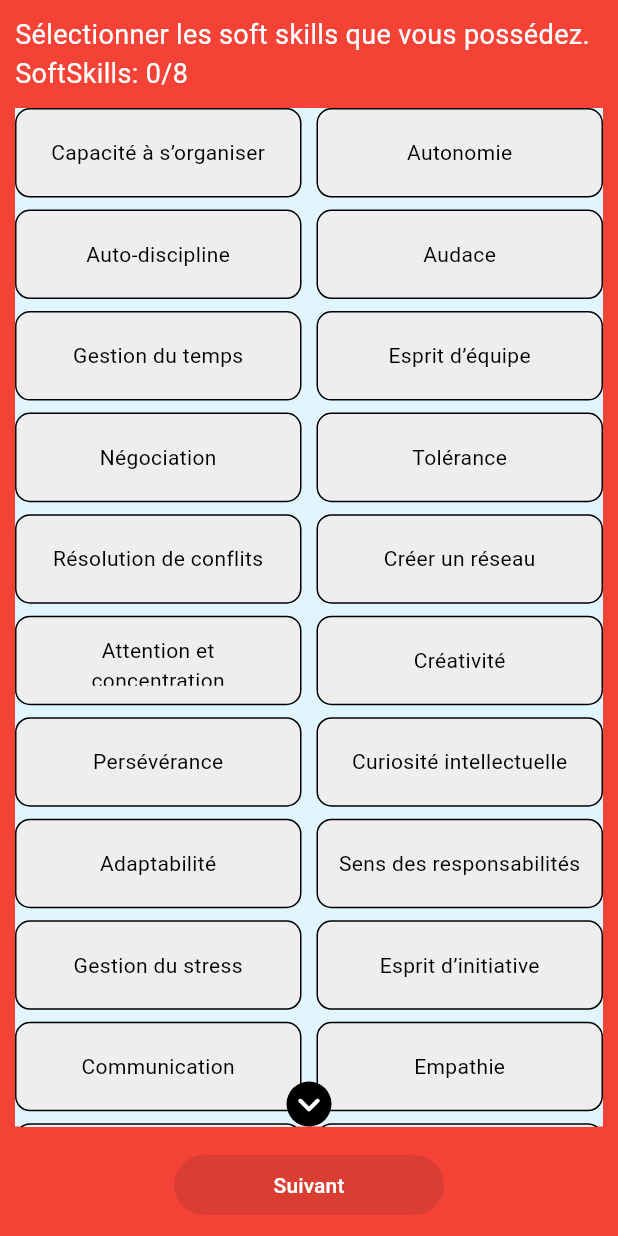
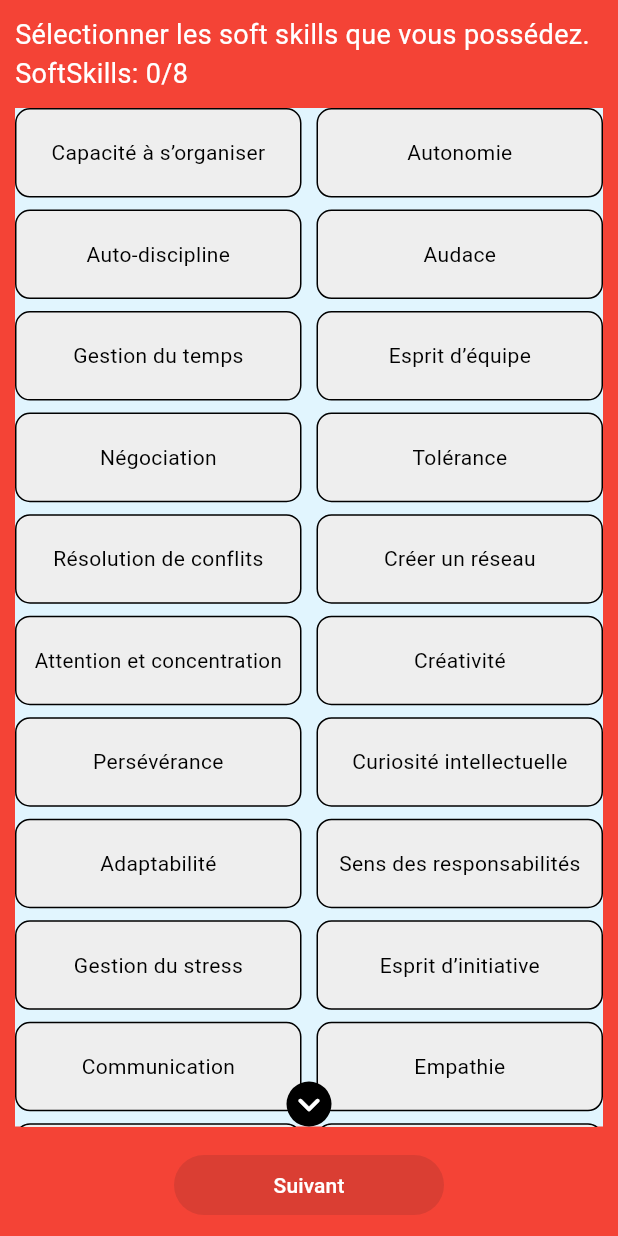
Before and after one commit to algosup/2023-2024-project-5-flutter-team-7, a Flutter app: the SoftSkillsSelectionScreen screen opened directly, on a phone screen of 412 x 824 dp. Run offline on Flutter 3.47's test engine with Material 3 defaults, Android fonts, the phone set to English and light mode, and no system bars; our stand-ins replace geolocator, go_router.

```diff
--- a/src/adopteuncandidat/lib/routes.dart
+++ b/src/adopteuncandidat/lib/routes.dart
@@ -61,6 +61,48 @@ final GoRouter router = GoRouter(
       builder: (BuildContext context, GoRouterState state) {
         return const HobbiesSelectionLayout();
       },
-    )
+    ),
+    GoRoute(
+      name: 'jobSeekerProfile',
+      path: '/jobSeekerProfile',
+      builder: (BuildContext context, GoRouterState state) {
+        return const JobSeekerLayout();
+      },
+    ),
+    // GoRoute(
+    //   name: 'editSoftSkills',
+    //   path: '/editSoftSkills',
+    //   builder: (BuildContext context, GoRouterState state) {
+    //     return const EditSoftSkillsLayout();
+    //   },
+    // ),
+    // GoRoute(
+    //   name: 'editHobbies',
+    //   path: '/editHobbies',
+    //   builder: (BuildContext context, GoRouterState state) {
+    //     return const EditHobbiesLayout();
+    //   },
+    // ),
+    // GoRoute(
+    //   name: 'viewMatches',
+    //   path: '/viewMatches',
+    //   builder: (BuildContext context, GoRouterState state) {
+    //     return const ViewMatchesLayout();
+    //   },
+    // ),
+    // GoRoute(
+    //   name: 'deleteAccount',
+    //   path: '/deleteAccount',
+    //   builder: (BuildContext context, GoRouterState state) {
+    //     return const DeleteAccountLayout();
+    //   },
+    // ),
+    // GoRoute(
+    //   name: 'reviewFriend',
+    //   path: '/reviewFriend',
+    //   builder: (BuildContext context, GoRouterState state) {
+    //     return const ReviewFriendLayout();
+    //   },
+    // ),
   ]
 );
--- a/src/adopteuncandidat/lib/soft_skills_selection.dart
+++ b/src/adopteuncandidat/lib/soft_skills_selection.dart
@@ -5,7 +5,6 @@ class SoftSkillsSelectionScreen extends StatefulWidget {
   const SoftSkillsSelectionScreen({super.key});
 
   @override
-  // ignore: library_private_types_in_public_api
   _SoftSkillsSelectionScreenState createState() => _SoftSkillsSelectionScreenState();
 }
 
@@ -52,9 +51,7 @@ class _SoftSkillsSelectionScreenState extends State<SoftSkillsSelectionScreen> {
     super.initState();
     _scrollController.addListener(() {
       setState(() {
-        // Hide the down arrow when the user reaches the bottom of the scrollable content
         _downArrowOpacity = _scrollController.position.pixels < _scrollController.position.maxScrollExtent ? 1.0 : 0.0;
-        // Hide the up arrow when the user is at the top of the scrollable content
         _upArrowOpacity = _scrollController.position.pixels > 0 ? 1.0 : 0.0;
       });
     });
@@ -113,12 +110,15 @@ class _SoftSkillsSelectionScreenState extends State<SoftSkillsSelectionScreen> {
                                 borderRadius: BorderRadius.circular(10.0),
                               ),
                               child: Center(
-                                child: Text(
-                                  _softSkills[index],
-                                  style: TextStyle(
-                                    color: _isSelected[index] ? Colors.white : Colors.black,
+                                child: FittedBox(
+                                  fit: BoxFit.scaleDown,
+                                  child: Text(
+                                    _softSkills[index],
+                                    style: TextStyle(
+                                      color: _isSelected[index] ? Colors.white : Colors.black,
+                                    ),
+                                    textAlign: TextAlign.center,
                                   ),
-                                  textAlign: TextAlign.center,
                                 ),
                               ),
                             ),
```
Also changed, not shown: src/adopteuncandidat/lib/job_seeker_profile.dart (added, +83 -0 lines).
